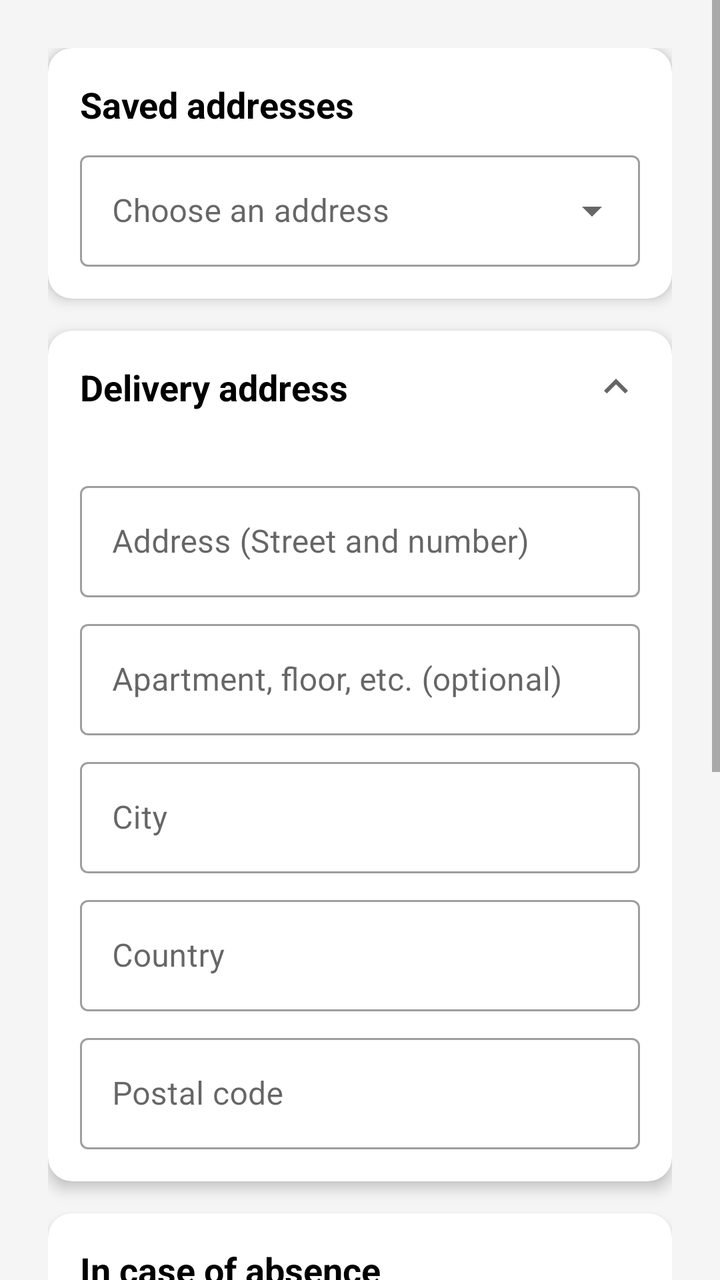
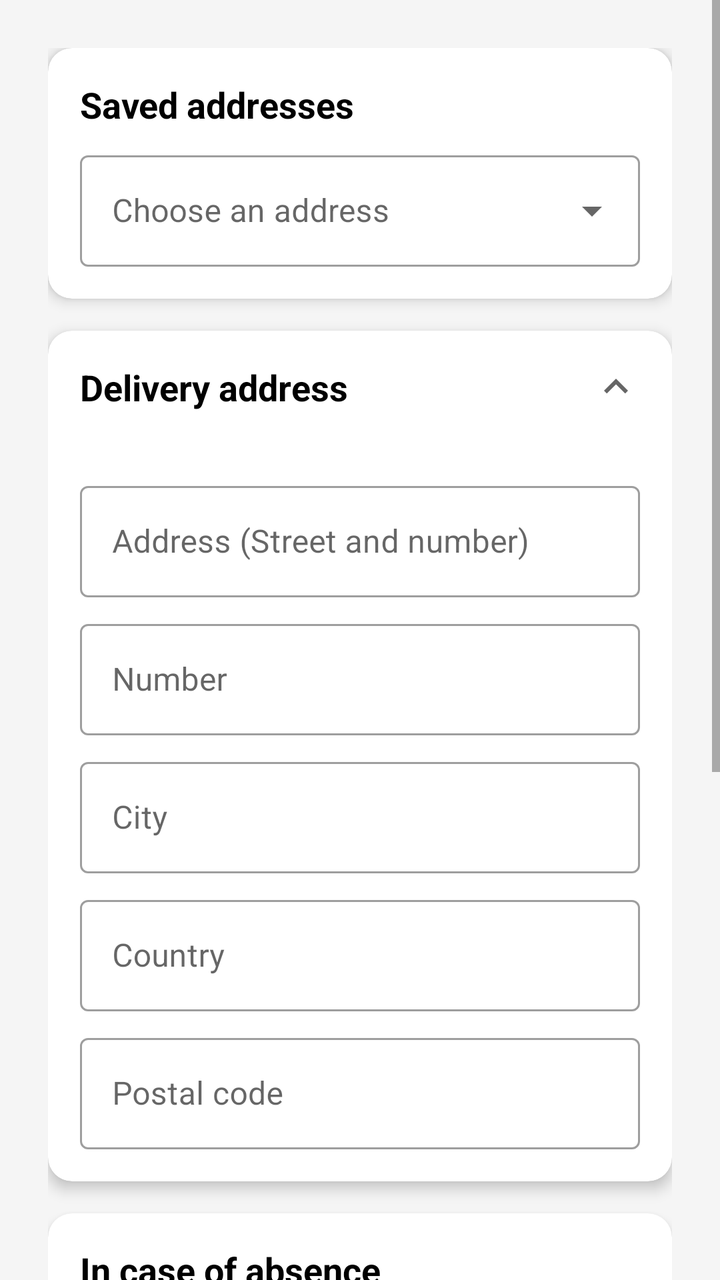

Two renders of the same Android screen: before a commit and after it. Below are the layout's source before the change and the commit's diff.
<!-- AndroidManifest.xml: application theme Theme.Clm_iot2 -->
<!-- res/layout/fragment_order_confirmation.xml -->
<?xml version="1.0" encoding="utf-8"?>
<FrameLayout xmlns:android="http://schemas.android.com/apk/res/android"
             xmlns:app="http://schemas.android.com/apk/res-auto"
             android:layout_width="match_parent"
             android:layout_height="match_parent">

    <ScrollView
            xmlns:android="http://schemas.android.com/apk/res/android"
            xmlns:app="http://schemas.android.com/apk/res-auto"
            android:layout_width="match_parent"
            android:layout_height="match_parent"
            android:background="#F5F5F5">

        <LinearLayout
                android:id="@+id/baseLayout"
                android:layout_width="match_parent"
                android:layout_height="wrap_content"
                android:orientation="vertical"
                android:padding="24dp">

            
            <com.google.android.material.card.MaterialCardView
                    android:layout_width="match_parent"
                    android:layout_height="wrap_content"
                    app:cardCornerRadius="12dp"
                    app:cardElevation="4dp"
                    android:layout_marginBottom="16dp">

                <LinearLayout
                        android:layout_width="match_parent"
                        android:layout_height="wrap_content"
                        android:orientation="vertical"
                        android:padding="16dp">

                    <TextView
                            android:layout_width="match_parent"
                            android:layout_height="wrap_content"
                            android:text="@string/saved_addresses_text"
                            android:textStyle="bold"
                            android:textSize="18sp"
                            android:layout_marginBottom="8dp"
                            android:textColor="@android:color/black"/>

                    
                    <FrameLayout
                            android:layout_width="match_parent"
                            android:layout_height="wrap_content">

                        
                        <com.google.android.material.textfield.TextInputLayout
                                android:id="@+id/addressDropdownLayout"
                                style="@style/Widget.MaterialComponents.TextInputLayout.OutlinedBox.ExposedDropdownMenu"
                                android:layout_width="match_parent"
                                android:layout_height="wrap_content"
                                android:hint="@string/choose_address">

                            <AutoCompleteTextView
                                    android:id="@+id/addressDropdown"
                                    android:layout_width="match_parent"
                                    android:layout_height="wrap_content"
                                    android:inputType="none"/>
                        </com.google.android.material.textfield.TextInputLayout>

                        
                        <ProgressBar
                                android:id="@+id/addressLoadingProgressBar"
                                android:layout_width="36dp"
                                android:layout_height="36dp"
                                android:layout_gravity="center"
                                android:indeterminate="true"
                                android:visibility="gone"/>
                    </FrameLayout>
                </LinearLayout>
            </com.google.android.material.card.MaterialCardView>

            
            <com.google.android.material.card.MaterialCardView
                    android:id="@+id/cardShippingAddress"
                    android:layout_width="match_parent"
                    android:layout_height="wrap_content"
                    app:cardCornerRadius="12dp"
                    app:cardElevation="4dp"
                    android:layout_marginBottom="16dp">

                <LinearLayout
                        android:layout_width="match_parent"
                        android:layout_height="wrap_content"
                        android:orientation="vertical">

                    
                    <LinearLayout
                            android:id="@+id/headerShippingAddress"
                            android:layout_width="match_parent"
                            android:layout_height="wrap_content"
                            android:orientation="horizontal"
                            android:padding="16dp"
                            android:background="?attr/selectableItemBackground"
                            android:clickable="true"
                            android:focusable="true">

                        <TextView
                                android:layout_width="0dp"
                                android:layout_height="wrap_content"
                                android:layout_weight="1"
                                android:text="@string/delivery_address"
                                android:textStyle="bold"
                                android:textSize="18sp"
                                android:textColor="@android:color/black"/>

                        <ImageView
                                android:id="@+id/imgExpandCollapse"
                                android:layout_width="24dp"
                                android:layout_height="24dp"
                                android:src="@drawable/ic_expand_less"
                                android:contentDescription="@string/fold_unfold"/>
                    </LinearLayout>

                    
                    <LinearLayout
                            android:id="@+id/containerAddressFields"
                            android:layout_width="match_parent"
                            android:layout_height="wrap_content"
                            android:orientation="vertical"
                            android:padding="16dp"
                            android:paddingTop="0dp">

                        
                        <com.google.android.material.textfield.TextInputLayout
                                android:layout_width="match_parent"
                                android:layout_height="wrap_content"
                                style="@style/Widget.MaterialComponents.TextInputLayout.OutlinedBox">

                            <com.google.android.material.textfield.TextInputEditText
                                    android:id="@+id/editTextStreet"
                                    android:layout_width="match_parent"
                                    android:layout_height="wrap_content"
                                    android:hint="@string/address_and_number"
                                    android:inputType="text"/>
                        </com.google.android.material.textfield.TextInputLayout>

                        
                        <com.google.android.material.textfield.TextInputLayout
                                android:layout_width="match_parent"
                                android:layout_height="wrap_content"
                                android:layout_marginTop="8dp"
                                style="@style/Widget.MaterialComponents.TextInputLayout.OutlinedBox">

                            <com.google.android.material.textfield.TextInputEditText
                                    android:id="@+id/editTextApartment"
                                    android:layout_width="match_parent"
                                    android:layout_height="wrap_content"
                                    android:hint="@string/apartment_optional"
                                    android:inputType="text"/>
                        </com.google.android.material.textfield.TextInputLayout>

                        
                        <com.google.android.material.textfield.TextInputLayout
                                android:layout_width="match_parent"
                                android:layout_height="wrap_content"
                                android:layout_marginTop="8dp"
                                style="@style/Widget.MaterialComponents.TextInputLayout.OutlinedBox">

                            <com.google.android.material.textfield.TextInputEditText
                                    android:id="@+id/editTextCity"
                                    android:layout_width="match_parent"
                                    android:layout_height="wrap_content"
                                    android:hint="@string/city_text"
                                    android:inputType="text"/>
                        </com.google.android.material.textfield.TextInputLayout>

                        
                        <com.google.android.material.textfield.TextInputLayout
                                android:layout_width="match_parent"
                                android:layout_height="wrap_content"
                                android:layout_marginTop="8dp"
                                style="@style/Widget.MaterialComponents.TextInputLayout.OutlinedBox">

                            <com.google.android.material.textfield.TextInputEditText
                                    android:id="@+id/editTextCountry"
                                    android:layout_width="match_parent"
                                    android:layout_height="wrap_content"
                                    android:hint="@string/country_text"
                                    android:inputType="text"/>
                        </com.google.android.material.textfield.TextInputLayout>

                        
                        <com.google.android.material.textfield.TextInputLayout
                                android:layout_width="match_parent"
                                android:layout_height="wrap_content"
                                android:layout_marginTop="8dp"
                                style="@style/Widget.MaterialComponents.TextInputLayout.OutlinedBox">

                            <com.google.android.material.textfield.TextInputEditText
                                    android:id="@+id/editTextPostalCode"
                                    android:layout_width="match_parent"
                                    android:layout_height="wrap_content"
                                    android:hint="@string/postal_code_text"
                                    android:inputType="number"/>
                        </com.google.android.material.textfield.TextInputLayout>
                    </LinearLayout>
                </LinearLayout>
            </com.google.android.material.card.MaterialCardView>

            
            <com.google.android.material.card.MaterialCardView
                    android:layout_width="match_parent"
                    android:layout_height="wrap_content"
                    app:cardCornerRadius="12dp"
                    app:cardElevation="4dp"
                    android:layout_marginBottom="16dp">

                <LinearLayout
                        android:layout_width="match_parent"
                        android:layout_height="wrap_content"
                        android:orientation="vertical"
                        android:padding="16dp">

                    <TextView
                            android:layout_width="match_parent"
                            android:layout_height="wrap_content"
                            android:text="@string/in_case_of_absence_text"
                            android:textStyle="bold"
                            android:textSize="18sp"
                            android:layout_marginBottom="8dp"
                            android:textColor="@android:color/black"/>

                    <TextView
                            android:layout_width="match_parent"
                            android:layout_height="wrap_content"
                            android:text="@string/where_to_leave_package_text"
                            android:textSize="14sp"
                            android:layout_marginBottom="12dp" />

                    
                    <RadioGroup
                            android:id="@+id/radioGroupDeliveryOptions"
                            android:layout_width="match_parent"
                            android:layout_height="wrap_content"
                            android:orientation="vertical">

                        <com.google.android.material.radiobutton.MaterialRadioButton
                                android:id="@+id/radioButtonGarden"
                                android:layout_width="match_parent"
                                android:layout_height="wrap_content"
                                android:text="@string/option_garden"
                                android:padding="8dp" />

                        <com.google.android.material.radiobutton.MaterialRadioButton
                                android:id="@+id/radioButtonCarport"
                                android:layout_width="match_parent"
                                android:layout_height="wrap_content"
                                android:text="@string/option_carport"
                                android:padding="8dp" />

                        <com.google.android.material.radiobutton.MaterialRadioButton
                                android:id="@+id/radioButtonNeighbor"
                                android:layout_width="match_parent"
                                android:layout_height="wrap_content"
                                android:text="@string/option_neighbor"
                                android:padding="8dp" />

                        <com.google.android.material.radiobutton.MaterialRadioButton
                                android:id="@+id/radioButtonBackDoor"
                                android:layout_width="match_parent"
                                android:layout_height="wrap_content"
                                android:text="@string/option_back_door"
                                android:padding="8dp" />

                        <com.google.android.material.radiobutton.MaterialRadioButton
                                android:id="@+id/radioButtonOther"
                                android:layout_width="match_parent"
                                android:layout_height="wrap_content"
                                android:text="@string/other_text"
                                android:padding="8dp" />
                    </RadioGroup>

                    
                    <com.google.android.material.textfield.TextInputLayout
                            android:id="@+id/otherDeliveryOptionLayout"
                            android:layout_width="match_parent"
                            android:layout_height="wrap_content"
                            android:layout_marginTop="8dp"
                            style="@style/Widget.MaterialComponents.TextInputLayout.OutlinedBox"
                            android:visibility="gone">

                        <com.google.android.material.textfield.TextInputEditText
                                android:id="@+id/editTextOtherOption"
                                android:layout_width="match_parent"
                                android:layout_height="wrap_content"
                                android:hint="@string/specify_where_to_leave_package_text"
                                android:inputType="text"
                                android:maxLength="50" />

                        <TextView
                                android:id="@+id/textViewCharCount"
                                android:layout_width="wrap_content"
                                android:layout_height="wrap_content"
                                android:layout_gravity="end"
                                android:text="@string/zero_out_of_fifty"
                                android:textSize="12sp"
                                android:layout_marginTop="4dp" />
                    </com.google.android.material.textfield.TextInputLayout>
                </LinearLayout>
            </com.google.android.material.card.MaterialCardView>

            
            <com.google.android.material.button.MaterialButton
                    android:id="@+id/btnConfirmOrder"
                    android:layout_width="match_parent"
                    android:layout_height="wrap_content"
                    android:text="@string/proceed_to_payment"
                    android:padding="16dp"
                    app:cornerRadius="12dp"/>
        </LinearLayout>
    </ScrollView>

    
    <androidx.cardview.widget.CardView
            android:id="@+id/loadingCard"
            android:layout_width="100dp"
            android:layout_height="100dp"
            android:layout_gravity="center"
            android:visibility="gone"
            android:elevation="8dp"
            app:cardBackgroundColor="@color/white"
            app:cardCornerRadius="12dp">

        <LinearLayout
                android:layout_width="match_parent"
                android:layout_height="match_parent"
                android:gravity="center"
                android:orientation="vertical">

            <ProgressBar
                    android:id="@+id/ordersLoadingProgressBar"
                    android:layout_width="50dp"
                    android:layout_height="50dp"
                    android:indeterminate="true"
                    android:indeterminateTint="@color/accent_color" />

            <TextView
                    android:layout_width="wrap_content"
                    android:layout_height="wrap_content"
                    android:layout_marginTop="8dp"
                    android:text="@string/loading"
                    android:textColor="@color/primary_text_color"
                    android:textSize="12sp" />
        </LinearLayout>
    </androidx.cardview.widget.CardView>
</FrameLayout>
<!-- resources referenced by this layout -->
<resources>
  <color name="accent_color">#FF5722</color>
  <color name="primary_text_color">#212121</color>
  <color name="white">#FFFFFF</color>
  <!-- drawable ic_expand_less (drawable) -->
  <vector xmlns:android="http://schemas.android.com/apk/res/android"
          android:width="24dp"
          android:height="24dp"
          android:viewportWidth="24"
          android:viewportHeight="24"
          android:tint="?attr/colorControlNormal">
      <path
              android:fillColor="@android:color/black"
              android:pathData="M12,8l-6,6 1.41,1.41L12,10.83l4.59,4.58L18,14z"/>
  </vector>
  <string name="address_and_number">Address (Street and number)</string>
  <string name="apartment_optional">Apartment, floor, etc. (optional)</string>
  <string name="choose_address">Choose an address</string>
  <string name="city_text">City</string>
  <string name="country_text">Country</string>
  <string name="delivery_address">Delivery address</string>
  <string name="fold_unfold">Fold/Unfold</string>
  <string name="in_case_of_absence_text">In case of absence</string>
  <string name="loading">Loading</string>
  <string name="option_back_door">At the back door</string>
  <string name="option_carport">Under the carport</string>
  <string name="option_garden">In the garden</string>
  <string name="option_neighbor">At the neighbor\'s</string>
  <string name="other_text">Other:</string>
  <string name="postal_code_text">Postal code</string>
  <string name="proceed_to_payment">Proceed to payment</string>
  <string name="saved_addresses_text">Saved addresses</string>
  <string name="specify_where_to_leave_package_text">Specify where to leave the package (max. 50 characters)</string>
  <string name="where_to_leave_package_text">Where should we leave your package if you\'re not home?</string>
  <string name="zero_out_of_fifty">0/50</string>
  <style name="Theme.Clm_iot2" parent="Theme.MaterialComponents.DayNight.DarkActionBar">
          
          <item name="colorPrimary">@color/purple_500</item>
          <item name="colorPrimaryVariant">@color/purple_700</item>
          <item name="colorOnPrimary">@color/white</item>
          
          <item name="colorSecondary">@color/teal_200</item>
          <item name="colorSecondaryVariant">@color/teal_700</item>
          <item name="colorOnSecondary">@color/black</item>
          
          <item name="android:statusBarColor">?attr/colorPrimaryVariant</item>
          
      </style>
  <color name="purple_500">#FF6200EE</color>
  <color name="purple_700">#FF3700B3</color>
  <color name="teal_200">#FF03DAC5</color>
  <color name="teal_700">#FF018786</color>
  <color name="black">#000000</color>
</resources>

<!-- the commit's change to res/layout/fragment_order_confirmation.xml (unified diff, before → after) -->
@@ -149,7 +149,7 @@
                                     android:id="@+id/editTextApartment"
                                     android:layout_width="match_parent"
                                     android:layout_height="wrap_content"
-                                    android:hint="@string/apartment_optional"
+                                    android:hint="@string/street_number"
                                     android:inputType="text"/>
                         </com.google.android.material.textfield.TextInputLayout>
 
<!-- resource entries referenced after the edit -->
@@ -15,7 +15,6 @@
               android:pathData="M12,8l-6,6 1.41,1.41L12,10.83l4.59,4.58L18,14z"/>
   </vector>
   <string name="address_and_number">Address (Street and number)</string>
-  <string name="apartment_optional">Apartment, floor, etc. (optional)</string>
   <string name="choose_address">Choose an address</string>
   <string name="city_text">City</string>
   <string name="country_text">Country</string>
@@ -32,6 +31,7 @@
   <string name="proceed_to_payment">Proceed to payment</string>
   <string name="saved_addresses_text">Saved addresses</string>
   <string name="specify_where_to_leave_package_text">Specify where to leave the package (max. 50 characters)</string>
+  <string name="street_number">Number</string>
   <string name="where_to_leave_package_text">Where should we leave your package if you\'re not home?</string>
   <string name="zero_out_of_fifty">0/50</string>
   <style name="Theme.Clm_iot2" parent="Theme.MaterialComponents.DayNight.DarkActionBar">
